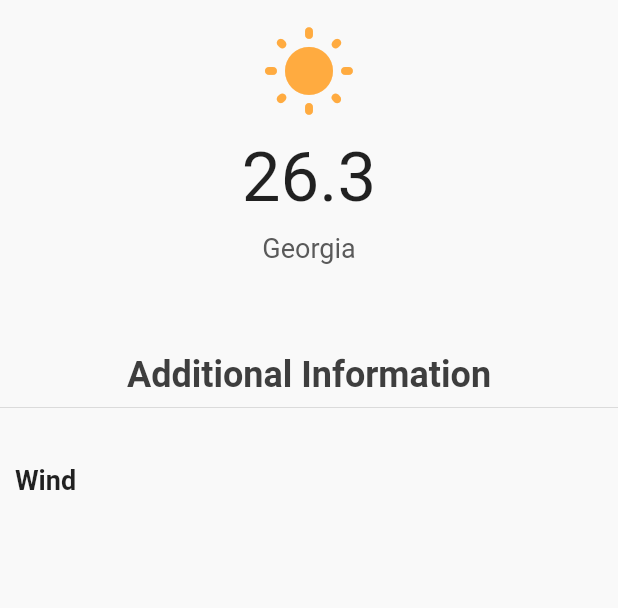
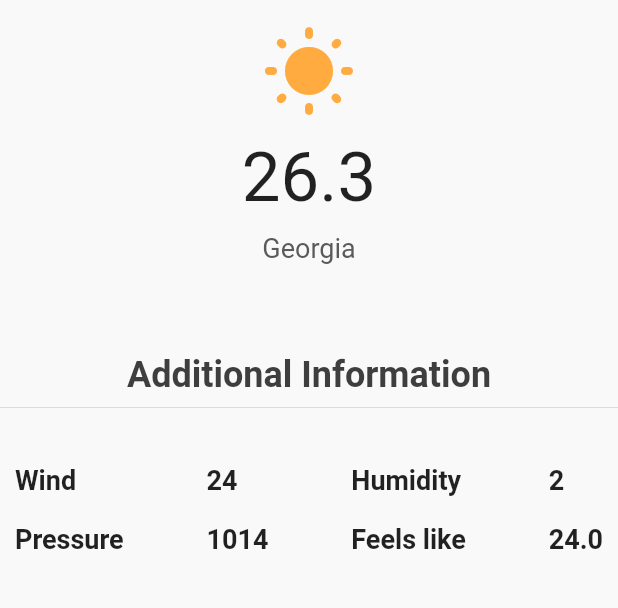
Before and after one commit to utkuvrs/weather_app_mobile_flutter, a Flutter app: the screen it shows after launch, on a phone screen of 412 x 824 dp, the part 59-667 px from its top. Run offline on Flutter 3.47's test engine with Material 2 defaults, Android fonts, the phone set to English and light mode, and no system bars.

Commit message:
Fixed columns, requires API integration

```diff
--- a/lib/views/additional_information.dart
+++ b/lib/views/additional_information.dart
@@ -2,6 +2,10 @@ import 'package:flutter/cupertino.dart';
 
 Widget additionalInformation(
     String wind, String humidity, String pressure, String feelsLike) {
+  TextStyle titleFont =
+      const TextStyle(fontWeight: FontWeight.w600, fontSize: 18.0);
+  TextStyle infoFont =
+      const TextStyle(fontWeight: FontWeight.w600, fontSize: 18.0);
   return Container(
     width: double.infinity,
     padding: const EdgeInsets.all(10.0),
@@ -14,15 +18,73 @@ Widget additionalInformation(
           crossAxisAlignment: CrossAxisAlignment.center,
           children: [
             Column(
-              mainAxisAlignment: MainAxisAlignment.center,
-              crossAxisAlignment: CrossAxisAlignment.center,
-              children: const [
+              mainAxisAlignment: MainAxisAlignment.start,
+              crossAxisAlignment: CrossAxisAlignment.start,
+              children: [
                 Text(
                   "Wind",
-                  style: TextStyle(fontWeight: FontWeight.w600, fontSize: 18.0),
+                  style: infoFont,
+                ),
+                const SizedBox(
+                  height: 18.0,
+                ),
+                Text(
+                  "Pressure",
+                  style: infoFont,
                 )
               ],
-            )
+            ),
+            Column(
+              mainAxisAlignment: MainAxisAlignment.start,
+              crossAxisAlignment: CrossAxisAlignment.start,
+              children: [
+                Text(
+                  "$wind",
+                  style: infoFont,
+                ),
+                const SizedBox(
+                  height: 18.0,
+                ),
+                Text(
+                  "$pressure",
+                  style: infoFont,
+                )
+              ],
+            ),
+            Column(
+              mainAxisAlignment: MainAxisAlignment.start,
+              crossAxisAlignment: CrossAxisAlignment.start,
+              children: [
+                Text(
+                  "Humidity",
+                  style: infoFont,
+                ),
+                const SizedBox(
+                  height: 18.0,
+                ),
+                Text(
+                  "Feels like",
+                  style: infoFont,
+                )
+              ],
+            ),
+            Column(
+              mainAxisAlignment: MainAxisAlignment.start,
+              crossAxisAlignment: CrossAxisAlignment.start,
+              children: [
+                Text(
+                  "$humidity",
+                  style: infoFont,
+                ),
+                const SizedBox(
+                  height: 18.0,
+                ),
+                Text(
+                  "$feelsLike",
+                  style: infoFont,
+                )
+              ],
+            ),
           ],
         )
       ],
```
